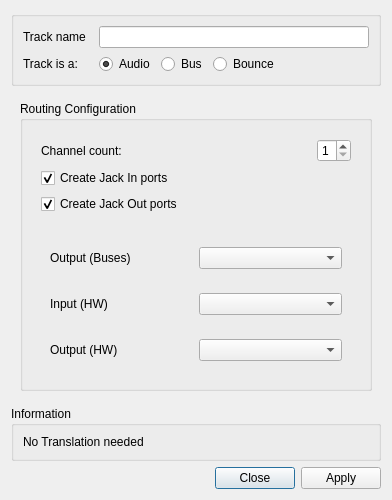
This is src/traverso/dialogs/project/NewTrackDialog.ui in rsijrier/Traverso-DAW as Qt 5 draws it before an edit. The edited form follows.
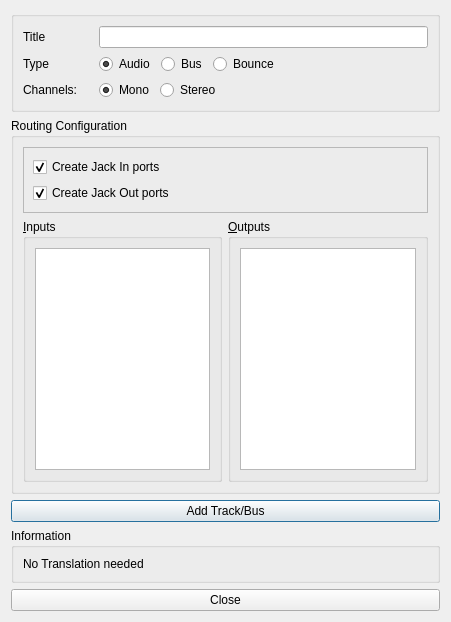
This is the edited form.

Commit message: add ability to setup routing when creating bus track

Diff of the .ui file:
```diff
--- a/src/traverso/dialogs/project/NewTrackDialog.ui
+++ b/src/traverso/dialogs/project/NewTrackDialog.ui
@@ -6,20 +6,26 @@
    <rect>
     <x>0</x>
     <y>0</y>
-    <width>392</width>
-    <height>493</height>
+    <width>451</width>
+    <height>622</height>
    </rect>
   </property>
+  <property name="sizePolicy">
+   <sizepolicy hsizetype="Preferred" vsizetype="MinimumExpanding">
+    <horstretch>0</horstretch>
+    <verstretch>0</verstretch>
+   </sizepolicy>
+  </property>
   <property name="windowTitle">
    <string>New Track(s)</string>
   </property>
-  <layout class="QVBoxLayout" name="verticalLayout_5">
+  <layout class="QVBoxLayout" name="verticalLayout_6">
    <item>
     <widget class="QGroupBox" name="groupBox_2">
      <property name="title">
       <string/>
      </property>
-     <layout class="QVBoxLayout" name="verticalLayout_4">
+     <layout class="QVBoxLayout" name="verticalLayout_9">
       <item>
        <layout class="QHBoxLayout">
         <property name="spacing">
@@ -37,7 +43,7 @@
            </size>
           </property>
           <property name="text">
-           <string>Track name</string>
+           <string>Title</string>
           </property>
          </widget>
         </item>
@@ -47,6 +53,30 @@
        </layout>
       </item>
       <item>
+       <widget class="QFrame" name="frame_2">
+        <property name="frameShape">
+         <enum>QFrame::NoFrame</enum>
+        </property>
+        <property name="frameShadow">
+         <enum>QFrame::Raised</enum>
+        </property>
+        <property name="lineWidth">
+         <number>0</number>
+        </property>
+        <layout class="QVBoxLayout" name="verticalLayout_7">
+         <property name="leftMargin">
+          <number>0</number>
+         </property>
+         <property name="topMargin">
+          <number>0</number>
+         </property>
+         <property name="rightMargin">
+          <number>0</number>
+         </property>
+         <property name="bottomMargin">
+          <number>0</number>
+         </property>
+         <item>
        <layout class="QHBoxLayout" name="horizontalLayout">
         <item>
          <widget class="QLabel" name="label_2">
@@ -57,7 +87,7 @@
            </size>
           </property>
           <property name="text">
-           <string>Track is a:</string>
+              <string>Type</string>
           </property>
          </widget>
         </item>
@@ -108,50 +138,96 @@
    </item>
    <item>
     <widget class="QFrame" name="frame">
-     <layout class="QVBoxLayout" name="verticalLayout_6">
+        <property name="frameShape">
+         <enum>QFrame::NoFrame</enum>
+        </property>
+        <property name="frameShadow">
+         <enum>QFrame::Raised</enum>
+        </property>
+        <layout class="QVBoxLayout" name="verticalLayout_4">
+         <property name="leftMargin">
+          <number>0</number>
+         </property>
+         <property name="topMargin">
+          <number>0</number>
+         </property>
+         <property name="rightMargin">
+          <number>0</number>
+         </property>
+         <property name="bottomMargin">
+          <number>0</number>
+         </property>
+         <item>
+          <layout class="QHBoxLayout" name="horizontalLayout_4">
+           <item>
+            <widget class="QLabel" name="label_3">
+             <property name="minimumSize">
+              <size>
+               <width>70</width>
+               <height>0</height>
+              </size>
+             </property>
+             <property name="text">
+              <string>Channels:</string>
+             </property>
+            </widget>
+           </item>
+           <item>
+            <widget class="QRadioButton" name="monoRadioButton">
+             <property name="text">
+              <string>Mono</string>
+             </property>
+             <property name="checked">
+              <bool>true</bool>
+             </property>
+             <property name="autoExclusive">
+              <bool>true</bool>
+             </property>
+            </widget>
+           </item>
+           <item>
+            <widget class="QRadioButton" name="stereoRadioButton">
+             <property name="text">
+              <string>Stereo</string>
+             </property>
+            </widget>
+           </item>
+           <item>
+            <spacer name="horizontalSpacer_3">
+             <property name="orientation">
+              <enum>Qt::Horizontal</enum>
+             </property>
+             <property name="sizeHint" stdset="0">
+              <size>
+               <width>40</width>
+               <height>20</height>
+              </size>
+             </property>
+            </spacer>
+           </item>
+          </layout>
+         </item>
+        </layout>
+       </widget>
+      </item>
+     </layout>
+    </widget>
+   </item>
       <item>
        <widget class="QGroupBox" name="busConfigGroupBox">
         <property name="title">
          <string>Routing Configuration</string>
         </property>
-        <layout class="QVBoxLayout" name="verticalLayout_7">
+     <layout class="QVBoxLayout" name="verticalLayout_8">
          <item>
-          <widget class="QFrame" name="jackTrackFrame">
+       <widget class="QFrame" name="jackFrame">
+        <property name="frameShape">
+         <enum>QFrame::StyledPanel</enum>
+        </property>
+        <property name="frameShadow">
+         <enum>QFrame::Raised</enum>
+        </property>
            <layout class="QVBoxLayout" name="verticalLayout">
-            <item>
-             <layout class="QHBoxLayout" name="horizontalLayout_2">
-              <item>
-               <widget class="QLabel" name="informationLabel_2">
-                <property name="text">
-                 <string>Channel count:</string>
-                </property>
-               </widget>
-              </item>
-              <item>
-               <spacer name="horizontalSpacer">
-                <property name="orientation">
-                 <enum>Qt::Horizontal</enum>
-                </property>
-                <property name="sizeHint" stdset="0">
-                 <size>
-                  <width>40</width>
-                  <height>20</height>
-                 </size>
-                </property>
-               </spacer>
-              </item>
-              <item>
-               <widget class="QSpinBox" name="channelCountSpinBox">
-                <property name="minimum">
-                 <number>1</number>
-                </property>
-                <property name="maximum">
-                 <number>2</number>
-                </property>
-               </widget>
-              </item>
-             </layout>
-            </item>
             <item>
              <widget class="QCheckBox" name="jackInPortsCheckBox">
               <property name="text">
@@ -176,63 +252,76 @@
           </widget>
          </item>
          <item>
-          <widget class="QFrame" name="busesFrame">
+       <layout class="QHBoxLayout" name="horizontalLayout_3">
+        <item>
+         <widget class="QGroupBox" name="groupBox_3">
+          <property name="title">
+           <string>&amp;Inputs</string>
+          </property>
+          <layout class="QVBoxLayout" name="verticalLayout_5">
+           <item>
+            <widget class="QListWidget" name="routingInputListWidget">
+             <property name="minimumSize">
+              <size>
+               <width>130</width>
+               <height>0</height>
+              </size>
+             </property>
+             <property name="maximumSize">
+              <size>
+               <width>250</width>
+               <height>16777215</height>
+              </size>
+             </property>
+             <property name="currentRow">
+              <number>-1</number>
+             </property>
+             <property name="sortingEnabled">
+              <bool>false</bool>
+             </property>
+            </widget>
+           </item>
+          </layout>
+         </widget>
+        </item>
+        <item>
+         <widget class="QGroupBox" name="groupBox_4">
+          <property name="title">
+           <string>&amp;Outputs</string>
+          </property>
            <layout class="QVBoxLayout" name="verticalLayout_2">
             <item>
-             <widget class="QFrame" name="frame_2">
-              <layout class="QHBoxLayout" name="horizontalLayout_6">
-               <item>
-                <widget class="QLabel" name="label_5">
-                 <property name="text">
-                  <string>Output (Buses)</string>
-                 </property>
-                </widget>
-               </item>
-               <item>
-                <widget class="QComboBox" name="outputsBus"/>
-               </item>
-              </layout>
-             </widget>
-            </item>
-            <item>
-             <widget class="QFrame" name="inputBusFrame">
-              <layout class="QHBoxLayout" name="horizontalLayout_5">
-               <item>
-                <widget class="QLabel" name="label_3">
-                 <property name="text">
-                  <string>Input (HW)</string>
-                 </property>
-                </widget>
-               </item>
-               <item>
-                <widget class="QComboBox" name="inputsHW"/>
-               </item>
-              </layout>
-             </widget>
-            </item>
-            <item>
-             <widget class="QFrame" name="frame">
-              <layout class="QHBoxLayout" name="horizontalLayout_4">
-               <item>
-                <widget class="QLabel" name="label_4">
-                 <property name="text">
-                  <string>Output (HW)</string>
+            <widget class="QListWidget" name="routingOutputListWidget">
+             <property name="minimumSize">
+              <size>
+               <width>130</width>
+               <height>0</height>
+              </size>
+             </property>
+             <property name="maximumSize">
+              <size>
+               <width>250</width>
+               <height>16777215</height>
+              </size>
+             </property>
+             <property name="currentRow">
+              <number>-1</number>
                  </property>
                 </widget>
                </item>
-               <item>
-                <widget class="QComboBox" name="outputsHW"/>
-               </item>
               </layout>
              </widget>
             </item>
            </layout>
-          </widget>
          </item>
         </layout>
        </widget>
       </item>
-     </layout>
+   <item>
+    <widget class="QPushButton" name="addTrackBusButton">
+     <property name="text">
+      <string>Add Track/Bus</string>
+     </property>
     </widget>
    </item>
    <item>
@@ -243,6 +332,12 @@
      <layout class="QVBoxLayout" name="verticalLayout_3">
       <item>
        <widget class="QLabel" name="informationLabel">
+        <property name="sizePolicy">
+         <sizepolicy hsizetype="Preferred" vsizetype="Minimum">
+          <horstretch>0</horstretch>
+          <verstretch>0</verstretch>
+         </sizepolicy>
+        </property>
         <property name="text">
          <string>No Translation needed</string>
         </property>
@@ -252,25 +347,9 @@
     </widget>
    </item>
    <item>
-    <spacer name="verticalSpacer">
-     <property name="orientation">
-      <enum>Qt::Vertical</enum>
-     </property>
-     <property name="sizeHint" stdset="0">
-      <size>
-       <width>20</width>
-       <height>2</height>
-      </size>
-     </property>
-    </spacer>
-   </item>
-   <item>
-    <widget class="QDialogButtonBox" name="buttonBox">
-     <property name="orientation">
-      <enum>Qt::Horizontal</enum>
-     </property>
-     <property name="standardButtons">
-      <set>QDialogButtonBox::Apply|QDialogButtonBox::Close</set>
+    <widget class="QPushButton" name="closeButton">
+     <property name="text">
+      <string>Close</string>
      </property>
     </widget>
    </item>
```
Left out of the diff: 48 changed lines with no effect on the pictures. Lines whose indentation alone changed are shown as unchanged. The commit also changes 2 other files.
